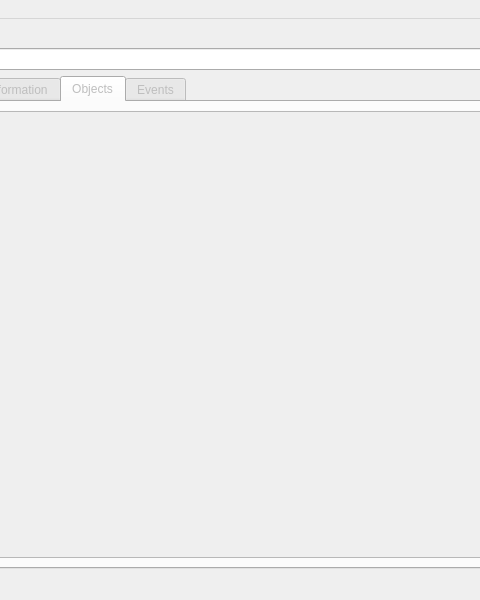
The window that src/explorer_main.ui (ted-ross/qmf-explorer) describes before a commit, drawn with Qt 5; both pictures show x 160 to 640 and y 0 to 600 of the 800 by 600 pixel window.
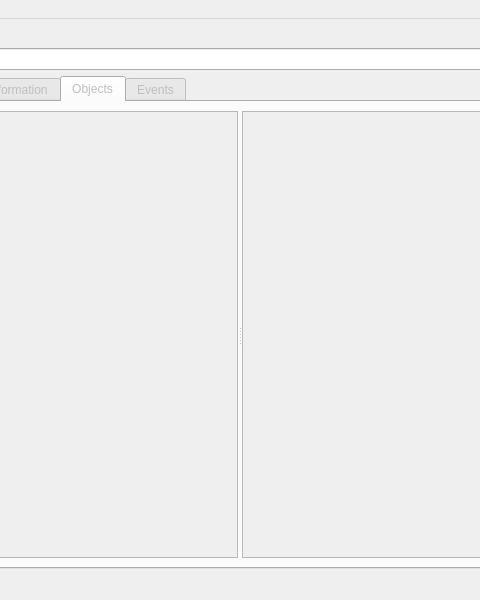
The same window after the commit. The open tabs and pages were chosen to show the change.

Commit message: Models and linkage created in preparation for supporting the Objects tab.

```diff
--- a/src/explorer_main.ui
+++ b/src/explorer_main.ui
@@ -164,7 +164,31 @@
        </attribute>
        <layout class="QGridLayout" name="gridLayout_5">
         <item row="0" column="0">
-         <widget class="QTreeView" name="treeView_2"/>
+         <widget class="QSplitter" name="splitter_2">
+          <property name="orientation">
+           <enum>Qt::Horizontal</enum>
+          </property>
+          <widget class="QTreeView" name="treeView_objects">
+           <property name="font">
+            <font>
+             <family>DejaVu Sans Mono</family>
+            </font>
+           </property>
+          </widget>
+          <widget class="QTableView" name="tableView_object">
+           <property name="font">
+            <font>
+             <family>DejaVu Sans Mono</family>
+            </font>
+           </property>
+           <attribute name="horizontalHeaderStretchLastSection">
+            <bool>true</bool>
+           </attribute>
+           <attribute name="verticalHeaderDefaultSectionSize">
+            <number>17</number>
+           </attribute>
+          </widget>
+         </widget>
         </item>
        </layout>
       </widget>
```
Left out of the diff: 24 changed lines with no effect on the pictures. The commit also changes 9 other files.
